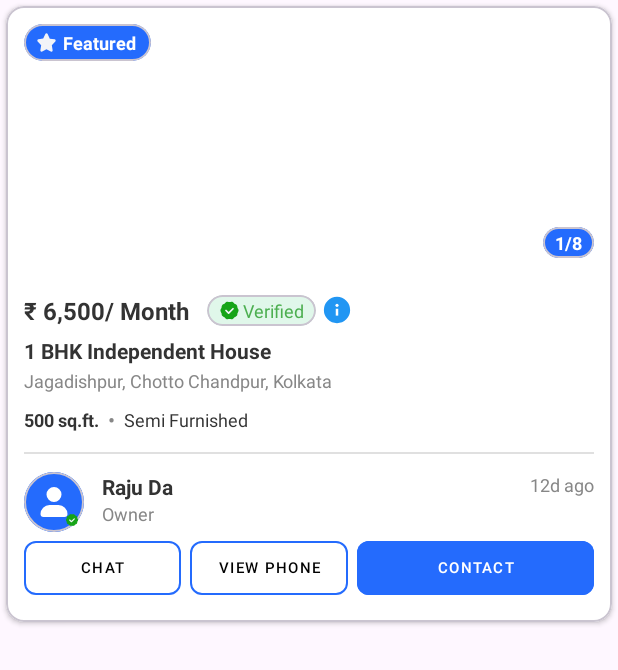
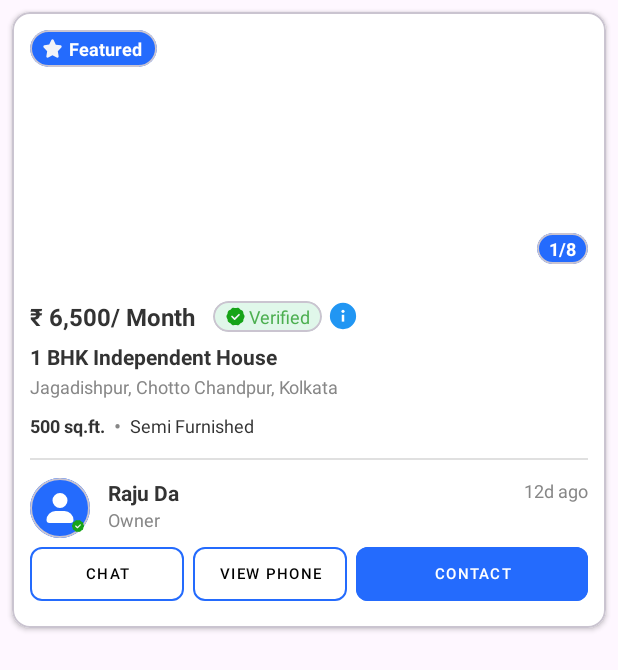
Before and after one commit to sajal-web/genZHouse, an Android app: the layout property_room_item.xml on its own in the app's theme, with its tools: preview values and no code run, on a phone screen of 412 x 824 dp. Shown: the top 670 px of the screen. Run offline under Robolectric (Android 15) with nearby library versions, the phone set to English and light mode, and no system bars.

Commit message:
* added user based room listing in ownerdashbord .

```diff
--- a/app/src/main/java/com/application/genzhouse/ui/welcome/sellrentproperty/ownerdashbord/OwnerDashBordActivity.kt
+++ b/app/src/main/java/com/application/genzhouse/ui/welcome/sellrentproperty/ownerdashbord/OwnerDashBordActivity.kt
@@ -34,7 +34,7 @@ class OwnerDashBordActivity : AppCompatActivity() {
     private fun fetchRooms() {
         (application as MyApp).getCurrentToken { token ->
             if (!token.isNullOrEmpty()) {
-                viewModel.loadRooms(token)
+                viewModel.loadUserRooms("1",token.toString())
             } else {
                 Toast.makeText(this, "Failed to retrieve token", Toast.LENGTH_SHORT).show()
             }
@@ -45,7 +45,7 @@ class OwnerDashBordActivity : AppCompatActivity() {
     private fun setupSwipeRefresh() {
         binding.swipeRefreshLayout.setOnRefreshListener {
             (application as MyApp).getCurrentToken { token ->
-                viewModel.loadRooms(token.toString())
+                viewModel.loadUserRooms("1",token.toString())
             }
         }
     }
--- a/app/src/main/res/layout/property_room_item.xml
+++ b/app/src/main/res/layout/property_room_item.xml
@@ -5,9 +5,9 @@
     android:id="@+id/property_card"
     android:layout_width="match_parent"
     android:layout_height="wrap_content"
-    android:layout_marginStart="4dp"
-    android:layout_marginEnd="4dp"
-    android:layout_marginTop="4dp"
+    android:layout_marginStart="8dp"
+    android:layout_marginEnd="8dp"
+    android:layout_marginTop="8dp"
     android:backgroundTint="@color/white"
     app:cardCornerRadius="12dp"
     app:cardElevation="2dp">
```
Also changed, not shown: app/src/main/java/com/application/genzhouse/data/api/RoomApiService.kt (+8 -0 lines), app/src/main/java/com/application/genzhouse/data/repository/RoomRepository.kt (+26 -0 lines), app/src/main/java/com/application/genzhouse/viewmodel/RoomListViewModel.kt (+8 -0 lines).
